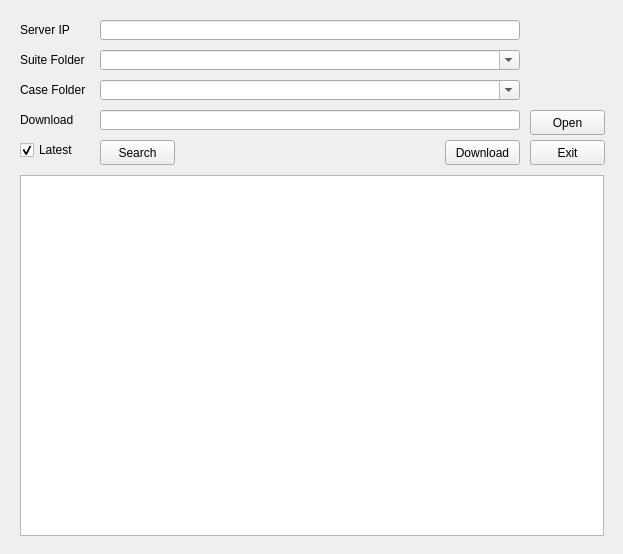
The window that suite/windows/program_index/app_program_index.ui (jackiejay888/automation) describes before a commit, drawn with Qt 5.
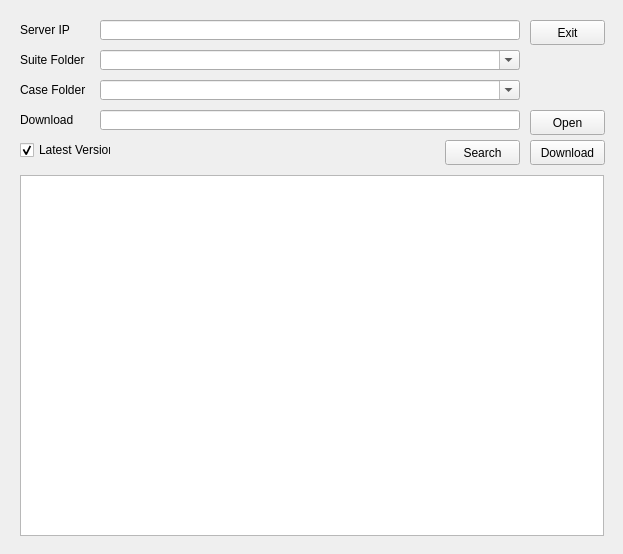
The same window after the commit.

Commit message: Update the program index

```diff
--- a/suite/windows/program_index/app_program_index.ui
+++ b/suite/windows/program_index/app_program_index.ui
@@ -16,7 +16,7 @@
   <widget class="QPushButton" name="pushButton_download">
    <property name="geometry">
     <rect>
-     <x>445</x>
+     <x>530</x>
      <y>140</y>
      <width>75</width>
      <height>25</height>
@@ -94,7 +94,7 @@
   <widget class="QPushButton" name="pushButton_search">
    <property name="geometry">
     <rect>
-     <x>100</x>
+     <x>445</x>
      <y>140</y>
      <width>75</width>
      <height>25</height>
@@ -112,12 +112,12 @@
     <rect>
      <x>20</x>
      <y>140</y>
-     <width>70</width>
+     <width>91</width>
      <height>20</height>
     </rect>
    </property>
    <property name="text">
-    <string>Latest</string>
+    <string>Latest Version</string>
    </property>
    <property name="checked">
     <bool>true</bool>
@@ -155,19 +155,6 @@
     <bool>true</bool>
    </property>
   </widget>
-  <widget class="QPushButton" name="pushButton_close">
-   <property name="geometry">
-    <rect>
-     <x>530</x>
-     <y>140</y>
-     <width>75</width>
-     <height>25</height>
-    </rect>
-   </property>
-   <property name="text">
-    <string>Exit</string>
-   </property>
-  </widget>
   <widget class="QLineEdit" name="lineEdit_ip">
    <property name="geometry">
     <rect>
@@ -204,6 +191,19 @@
     </rect>
    </property>
   </widget>
+  <widget class="QPushButton" name="pushButton_exit">
+   <property name="geometry">
+    <rect>
+     <x>530</x>
+     <y>20</y>
+     <width>75</width>
+     <height>25</height>
+    </rect>
+   </property>
+   <property name="text">
+    <string>Exit</string>
+   </property>
+  </widget>
  </widget>
  <resources/>
  <connections/>
```
The commit also changes 5 other files.
